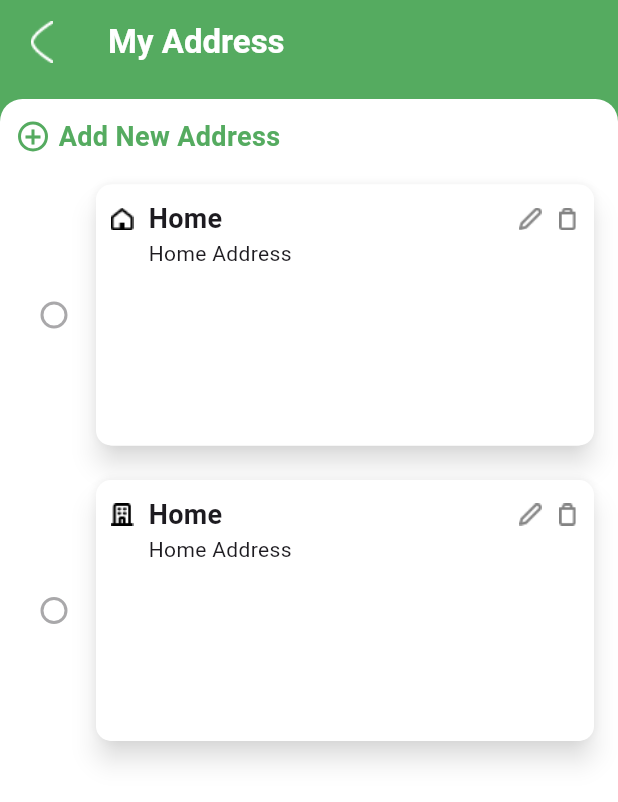
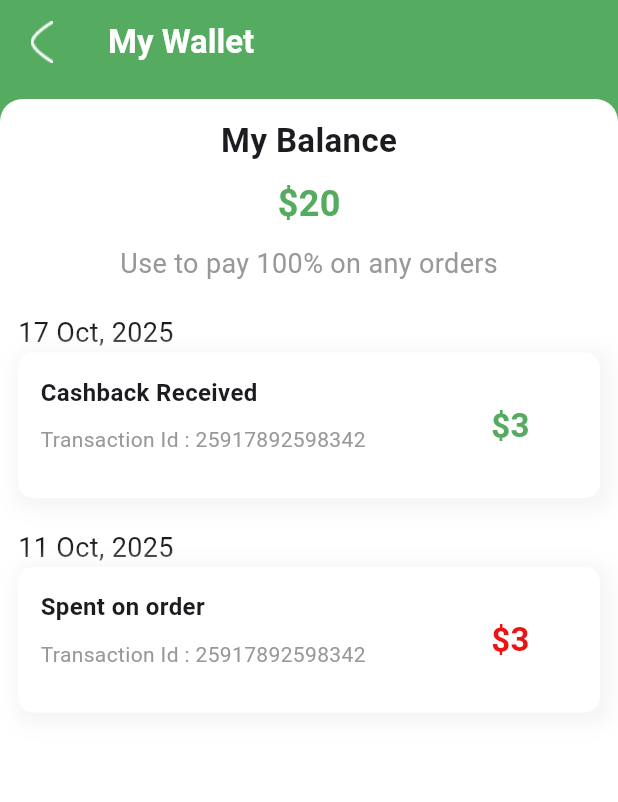
Before and after one commit to Radhesh-Roy/SG-Grocery-E-Commerce, a Flutter app: the screen it shows after launch, on a phone screen of 412 x 824 dp. Shown: the top 802 px of the screen. Run offline on Flutter 3.47's test engine with Material 3 defaults, Android fonts, the phone set to English and light mode, and no system bars; our stand-ins replace carousel_slider, get.

Commit message:
my wallet

```diff
--- a/lib/main.dart
+++ b/lib/main.dart
@@ -7,6 +7,7 @@ import 'package:sggrocery/view/explore-item/exploreItem_view.dart';
 import 'package:sggrocery/view/home/home_page.dart';
 import 'package:sggrocery/view/payment-page/payment-view.dart';
 import 'package:sggrocery/view/profile-page/my-address/my-address-view.dart';
+import 'package:sggrocery/view/profile-page/my-wallet/my-wallet-view.dart';
 import 'package:sggrocery/view/profile-page/profile-view.dart';
 import 'package:sggrocery/view/registration_page/reg_page.dart';
 import 'package:sggrocery/view/splash_screen/splash_screen.dart';
@@ -15,6 +16,6 @@ import 'package:sggrocery/view/subscription_page/subscriptiopn_view.dart';
 void main() {
   runApp(GetMaterialApp(
     debugShowCheckedModeBanner: false,
-    home: MyAddressView(),
+    home: MyWalletView(),
   ));
 }
--- /dev/null
+++ b/lib/view/profile-page/my-wallet/my-wallet-view.dart
@@ -0,0 +1,137 @@
+import 'package:flutter/material.dart';
+
+class MyWalletView extends StatelessWidget {
+  const MyWalletView({super.key});
+
+  @override
+  Widget build(BuildContext context) {
+    return Scaffold(
+      backgroundColor: Color(0xff55AB60),
+      appBar: AppBar(
+        backgroundColor: Color(0xff55AB60),
+        scrolledUnderElevation: 0,
+        leading: InkWell(
+          hoverColor: Colors.transparent,
+          onTap: () {},
+          child: Image(
+            image: AssetImage("assets/back.png"),
+            color: Colors.white,
+          ),
+        ),
+        title: Text(
+          "My Wallet",
+          style: TextStyle(
+            fontWeight: FontWeight.w700,
+            fontSize: 22,
+            color: Colors.white,
+          ),
+        ),
+      ),
+      body: SingleChildScrollView(
+        scrollDirection: Axis.vertical,
+        child: Column(
+          children: [
+            SizedBox(height: 10),
+            Container(
+              height:MediaQuery.sizeOf(context).height,
+              width: double.infinity,
+              decoration: BoxDecoration(
+                color: Colors.white,
+                borderRadius: BorderRadius.only(
+                  topLeft: Radius.circular(15),
+                  topRight: Radius.circular(15),
+                ),
+              ),
+              child: Padding(
+                padding: EdgeInsets.all(12),
+                child: Column(
+                  crossAxisAlignment: CrossAxisAlignment.start,
+                  children: [
+                    Center(
+                      child: Text("My Balance", style: TextStyle(fontSize: 22, fontWeight: FontWeight.w600),),
+
+                    ),//my balance
+                    SizedBox(height: 10,),
+                    Center(
+                      child: Text("\$20", style: TextStyle(fontSize: 24, fontWeight: FontWeight.w600, color: Color(0xff55AB60)),),
+
+                    ),// balance
+                    SizedBox(height: 10,),
+                    Center(
+                      child: Text("Use to pay 100% on any orders", style: TextStyle(fontSize: 18, fontWeight: FontWeight.w400, color: Color(0xff989898)),),
+
+                    ),// discount notice
+                    SizedBox(height: 20,),
+                    Text("17 Oct, 2025", style: TextStyle(fontSize: 18, fontWeight: FontWeight.w400),),
+                    Container(
+                        height: 97,
+                        width: double.infinity,
+                        decoration: BoxDecoration(
+                          borderRadius: BorderRadius.circular(10),
+                          color: Colors.white,
+                          boxShadow:[BoxShadow(color: Colors.grey.shade100, blurRadius:11, spreadRadius: 5, offset: Offset(3, 3)),]
+                        ),
+                        child: Padding(padding: EdgeInsets.all(15),
+                        child: Row(
+                          children: [
+                            Expanded(flex:6,
+                                child: Column(
+                                  crossAxisAlignment: CrossAxisAlignment.start,
+                              children: [
+                                Text("Cashback Received", style: TextStyle(fontSize: 16, fontWeight: FontWeight.w600),),
+                                SizedBox(height: 10,),
+                                Text("Transaction Id : 25917892598342", style: TextStyle(fontSize: 14, fontWeight: FontWeight.w400, color: Color(0xff989898)),),
+                              ],
+                            )),
+                            Expanded(flex:2,
+                                child: Center(child: Text("\$3", style: TextStyle(fontSize: 22, fontWeight: FontWeight.w600, color: Color(0xff55AB60)),)),
+                            ),
+                          ],
+                        ),),
+
+                      ),
+                    SizedBox(height: 20,),
+                    Text("11 Oct, 2025", style: TextStyle(fontSize: 18, fontWeight: FontWeight.w400),),
+                    Container(
+                      height: 97,
+                      width: double.infinity,
+                      decoration: BoxDecoration(
+                          borderRadius: BorderRadius.circular(10),
+                          color: Colors.white,
+                          boxShadow:[BoxShadow(color: Colors.grey.shade100, blurRadius:11, spreadRadius: 5, offset: Offset(3, 3)),]
+                      ),
+                      child: Padding(padding: EdgeInsets.all(15),
+                        child: Row(
+                          children: [
+                            Expanded(flex:6,
+                                child: Column(
+                                  crossAxisAlignment: CrossAxisAlignment.start,
+                                  children: [
+                                    Text("Spent on order", style: TextStyle(fontSize: 16, fontWeight: FontWeight.w600),),
+                                    SizedBox(height: 10,),
+                                    Text("Transaction Id : 25917892598342", style: TextStyle(fontSize: 14, fontWeight: FontWeight.w400, color: Color(0xff989898)),),
+                                  ],
+                                )),
+                            Expanded(flex:2,
+                              child: Center(child: Text("\$3", style: TextStyle(fontSize: 22, fontWeight: FontWeight.w600, color: Color(0xffEC1313)),)),
+                            ),
+                          ],
+                        ),),
+
+                    ),
+
+
+
+                  ],
+                ),
+              ),
+            ),
+
+          ],
+        ),
+      ),
+
+
+    );
+  }
+}
```
